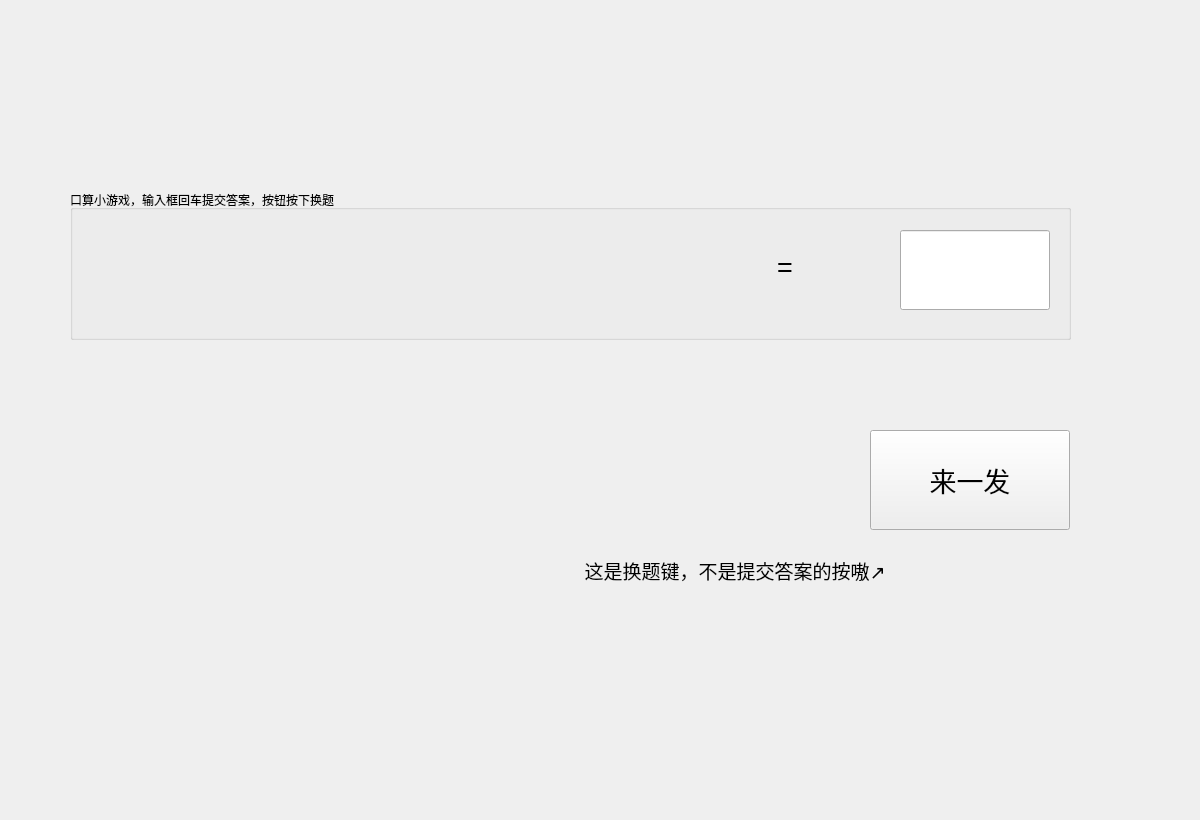
Above: ICcalculator/game.ui from tyanxie/IC_Calculator before the change. Below: the same form after it.
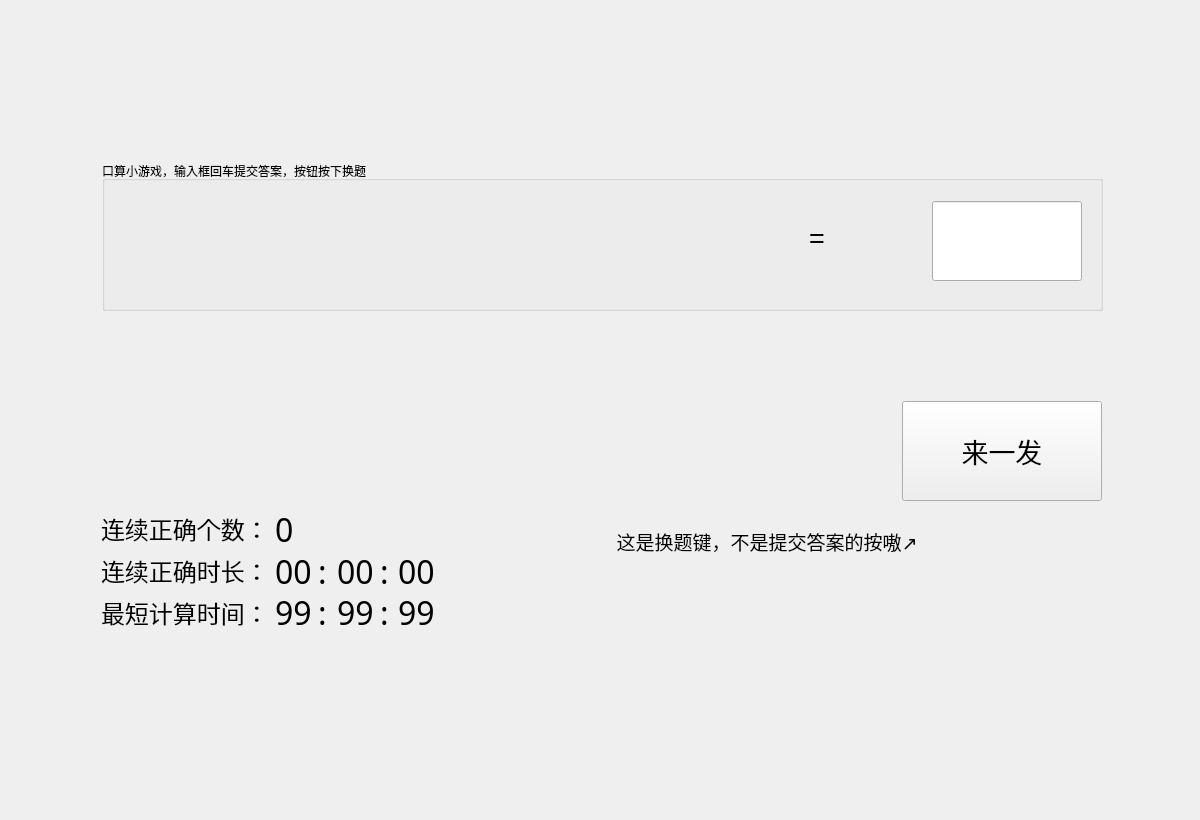
That is the form after the change.

Patch:
```diff
--- a/ICcalculator/game.ui
+++ b/ICcalculator/game.ui
@@ -13,11 +13,101 @@
   <property name="windowTitle">
    <string>Form</string>
   </property>
+  <layout class="QGridLayout" name="gridLayout">
+   <item row="0" column="0">
+    <widget class="QStackedWidget" name="stackedWidget">
+     <property name="currentIndex">
+      <number>1</number>
+     </property>
+     <widget class="QWidget" name="page">
+      <widget class="QPushButton" name="start">
+       <property name="geometry">
+        <rect>
+         <x>200</x>
+         <y>230</y>
+         <width>791</width>
+         <height>221</height>
+        </rect>
+       </property>
+       <property name="font">
+        <font>
+         <pointsize>100</pointsize>
+        </font>
+       </property>
+       <property name="text">
+        <string>Start</string>
+       </property>
+      </widget>
+     </widget>
+     <widget class="QWidget" name="page_2">
+      <widget class="QLabel" name="label">
+       <property name="geometry">
+        <rect>
+         <x>531</x>
+         <y>490</y>
+         <width>450</width>
+         <height>80</height>
+        </rect>
+       </property>
+       <property name="font">
+        <font>
+         <family>隶书</family>
+         <pointsize>14</pointsize>
+        </font>
+       </property>
+       <property name="text">
+        <string>这是换题键，不是提交答案的按嗷↗</string>
+       </property>
+       <property name="alignment">
+        <set>Qt::AlignCenter</set>
+       </property>
+      </widget>
+      <widget class="QPushButton" name="startbutton">
+       <property name="geometry">
+        <rect>
+         <x>891</x>
+         <y>390</y>
+         <width>200</width>
+         <height>100</height>
+        </rect>
+       </property>
+       <property name="font">
+        <font>
+         <family>华文行楷</family>
+         <pointsize>20</pointsize>
+        </font>
+       </property>
+       <property name="text">
+        <string>来一发</string>
+       </property>
+      </widget>
+      <widget class="QLabel" name="realanswer">
+       <property name="geometry">
+        <rect>
+         <x>561</x>
+         <y>380</y>
+         <width>241</width>
+         <height>100</height>
+        </rect>
+       </property>
+       <property name="font">
+        <font>
+         <family>Consolas</family>
+         <pointsize>18</pointsize>
+        </font>
+       </property>
+       <property name="text">
+        <string/>
+       </property>
+       <property name="alignment">
+        <set>Qt::AlignCenter</set>
+       </property>
+      </widget>
   <widget class="QGroupBox" name="groupBox">
    <property name="geometry">
     <rect>
-     <x>70</x>
-     <y>190</y>
+         <x>91</x>
+         <y>150</y>
      <width>1001</width>
      <height>150</height>
     </rect>
@@ -133,30 +223,11 @@
     </property>
    </widget>
   </widget>
-  <widget class="QPushButton" name="startbutton">
-   <property name="geometry">
-    <rect>
-     <x>870</x>
-     <y>430</y>
-     <width>200</width>
-     <height>100</height>
-    </rect>
-   </property>
-   <property name="font">
-    <font>
-     <family>华文行楷</family>
-     <pointsize>20</pointsize>
-    </font>
-   </property>
-   <property name="text">
-    <string>来一发</string>
-   </property>
-  </widget>
   <widget class="QLabel" name="result">
    <property name="geometry">
     <rect>
-     <x>69</x>
-     <y>420</y>
+         <x>90</x>
+         <y>380</y>
      <width>451</width>
      <height>100</height>
     </rect>
@@ -175,50 +246,220 @@
     <set>Qt::AlignCenter</set>
    </property>
   </widget>
-  <widget class="QLabel" name="realanswer">
+      <widget class="QWidget" name="">
    <property name="geometry">
     <rect>
-     <x>540</x>
-     <y>420</y>
-     <width>241</width>
-     <height>100</height>
-    </rect>
-   </property>
+         <x>90</x>
+         <y>500</y>
+         <width>334</width>
+         <height>119</height>
+        </rect>
+       </property>
+       <layout class="QHBoxLayout" name="horizontalLayout_3">
+        <item>
+         <layout class="QVBoxLayout" name="verticalLayout">
+          <item>
+           <widget class="QLabel" name="label_5">
    <property name="font">
     <font>
-     <family>Consolas</family>
+              <family>楷体</family>
      <pointsize>18</pointsize>
     </font>
    </property>
    <property name="text">
-    <string/>
-   </property>
-   <property name="alignment">
-    <set>Qt::AlignCenter</set>
-   </property>
-  </widget>
-  <widget class="QLabel" name="label">
-   <property name="geometry">
-    <rect>
-     <x>510</x>
-     <y>530</y>
-     <width>450</width>
-     <height>80</height>
-    </rect>
-   </property>
+             <string>连续正确个数：</string>
+            </property>
+           </widget>
+          </item>
+          <item>
+           <widget class="QLabel" name="label_4">
+            <property name="font">
+             <font>
+              <family>楷体</family>
+              <pointsize>18</pointsize>
+             </font>
+            </property>
+            <property name="text">
+             <string>连续正确时长：</string>
+            </property>
+           </widget>
+          </item>
+          <item>
+           <widget class="QLabel" name="label_7">
+            <property name="font">
+             <font>
+              <family>楷体</family>
+              <pointsize>18</pointsize>
+             </font>
+            </property>
+            <property name="text">
+             <string>最短计算时间：</string>
+            </property>
+           </widget>
+          </item>
+         </layout>
+        </item>
+        <item>
+         <layout class="QVBoxLayout" name="verticalLayout_2">
+          <item>
+           <widget class="QLabel" name="correct">
    <property name="font">
     <font>
-     <family>隶书</family>
-     <pointsize>14</pointsize>
+              <family>楷体</family>
+              <pointsize>24</pointsize>
     </font>
    </property>
    <property name="text">
-    <string>这是换题键，不是提交答案的按嗷↗</string>
-   </property>
-   <property name="alignment">
-    <set>Qt::AlignCenter</set>
-   </property>
-  </widget>
+             <string>0</string>
+            </property>
+           </widget>
+          </item>
+          <item>
+           <layout class="QHBoxLayout" name="horizontalLayout">
+            <item>
+             <widget class="QLabel" name="minute">
+              <property name="font">
+               <font>
+                <family>楷体</family>
+                <pointsize>24</pointsize>
+               </font>
+              </property>
+              <property name="text">
+               <string>00</string>
+              </property>
+             </widget>
+            </item>
+            <item>
+             <widget class="QLabel" name="label_3">
+              <property name="font">
+               <font>
+                <family>楷体</family>
+                <pointsize>24</pointsize>
+               </font>
+              </property>
+              <property name="text">
+               <string>:</string>
+              </property>
+             </widget>
+            </item>
+            <item>
+             <widget class="QLabel" name="second">
+              <property name="font">
+               <font>
+                <family>楷体</family>
+                <pointsize>24</pointsize>
+               </font>
+              </property>
+              <property name="text">
+               <string>00</string>
+              </property>
+             </widget>
+            </item>
+            <item>
+             <widget class="QLabel" name="label_2">
+              <property name="font">
+               <font>
+                <family>楷体</family>
+                <pointsize>24</pointsize>
+               </font>
+              </property>
+              <property name="text">
+               <string>:</string>
+              </property>
+             </widget>
+            </item>
+            <item>
+             <widget class="QLabel" name="msecond">
+              <property name="font">
+               <font>
+                <family>楷体</family>
+                <pointsize>24</pointsize>
+               </font>
+              </property>
+              <property name="text">
+               <string>00</string>
+              </property>
+             </widget>
+            </item>
+           </layout>
+          </item>
+          <item>
+           <layout class="QHBoxLayout" name="horizontalLayout_2">
+            <item>
+             <widget class="QLabel" name="minute_cal">
+              <property name="font">
+               <font>
+                <family>楷体</family>
+                <pointsize>24</pointsize>
+               </font>
+              </property>
+              <property name="text">
+               <string>99</string>
+              </property>
+             </widget>
+            </item>
+            <item>
+             <widget class="QLabel" name="label_8">
+              <property name="font">
+               <font>
+                <family>楷体</family>
+                <pointsize>24</pointsize>
+               </font>
+              </property>
+              <property name="text">
+               <string>:</string>
+              </property>
+             </widget>
+            </item>
+            <item>
+             <widget class="QLabel" name="second_cal">
+              <property name="font">
+               <font>
+                <family>楷体</family>
+                <pointsize>24</pointsize>
+               </font>
+              </property>
+              <property name="text">
+               <string>99</string>
+              </property>
+             </widget>
+            </item>
+            <item>
+             <widget class="QLabel" name="label_9">
+              <property name="font">
+               <font>
+                <family>楷体</family>
+                <pointsize>24</pointsize>
+               </font>
+              </property>
+              <property name="text">
+               <string>:</string>
+              </property>
+             </widget>
+            </item>
+            <item>
+             <widget class="QLabel" name="msecond_cal">
+              <property name="font">
+               <font>
+                <family>楷体</family>
+                <pointsize>24</pointsize>
+               </font>
+              </property>
+              <property name="text">
+               <string>99</string>
+              </property>
+             </widget>
+            </item>
+           </layout>
+          </item>
+         </layout>
+        </item>
+       </layout>
+      </widget>
+     </widget>
+    </widget>
+   </item>
+  </layout>
  </widget>
  <resources/>
  <connections/>
```
Lines whose indentation alone changed are shown as unchanged.
